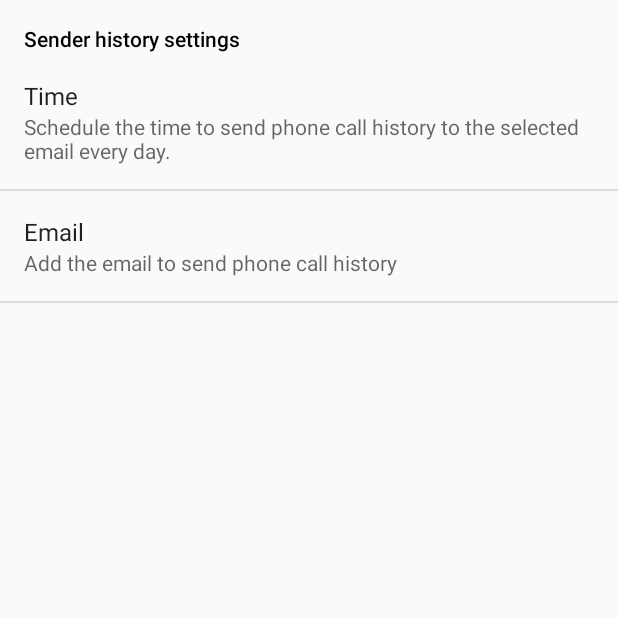
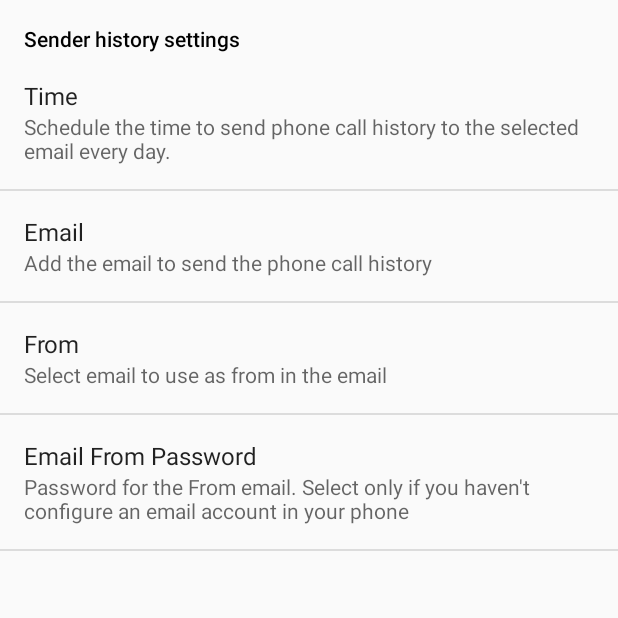
Before and after one commit to clemente-morales/call-log, an Android app: the PhoneCallSettingsActivity screen opened directly, with no data from a screen before it, on a phone screen of 412 x 824 dp, the top half of it. Run offline under Robolectric (Android 15) with nearby library versions, the phone set to English and light mode, and no system bars.

Commit message:
CallLog feature Add preference to configure From Email to send email message.

```diff
--- a/app/src/main/java/lania/com/mx/calllog/fragments/MainActivityFragment.java
+++ b/app/src/main/java/lania/com/mx/calllog/fragments/MainActivityFragment.java
@@ -141,6 +141,7 @@ public class MainActivityFragment extends Fragment {
         int duration = managedCursor.getColumnIndex(CallLog.Calls.DURATION);
         int nameIndex = managedCursor.getColumnIndex(CallLog.Calls.CACHED_NAME);
 
+
         sb.append("Call Details :");
         StringBuffer result = new StringBuffer();
 
--- a/app/src/main/res/values/strings.xml
+++ b/app/src/main/res/values/strings.xml
@@ -12,5 +12,11 @@
     <string name="phoneCallsHistorySettings_timeToSendPhoneCallHistorySummary">Schedule the time to send phone call history to the selected email every day.</string>
     <string name="phoneCallsHistorySettings_emailToSendPhoneCallHistoryKey">emailToSendPhoneCallHistory</string>
     <string name="phoneCallsHistorySettings_emailToSendPhoneCallHistory">Email</string>
-    <string name="phoneCallsHistorySettings_emailToSendPhoneCallHistorySummary">Add the email to send phone call history</string>
+    <string name="phoneCallsHistorySettings_emailToSendPhoneCallHistorySummary">Add the email to send the phone call history</string>
+    <string name="phoneCallsHistorySettings_emailFromKey">emailFromToSendPhoneCallHistory</string>
+    <string name="phoneCallsHistorySettings_emailFromPasswordKey">passwordFromEmailToSendPhoneCallHistory</string>
+    <string name="phoneCallsHistorySettings_emailFromSummary">Select email to use as from in the email</string>
+    <string name="phoneCallsHistorySettings_emailFromTitle">From </string>
+    <string name="phoneCallsHistorySettings_emailFromPasswordTitle">Email From Password</string>
+    <string name="phoneCallsHistorySettings_emailFromPasswordSummary">Password for the From email. Select only if you haven\'t configure an email account in your phone</string>
 </resources>
--- a/app/src/main/res/xml/preferences.xml
+++ b/app/src/main/res/xml/preferences.xml
@@ -12,5 +12,15 @@
             android:summary="@string/phoneCallsHistorySettings_emailToSendPhoneCallHistorySummary"
             android:title="@string/phoneCallsHistorySettings_emailToSendPhoneCallHistory"
             android:inputType="textEmailAddress"></EditTextPreference>
+        <EditTextPreference
+            android:key="@string/phoneCallsHistorySettings_emailFromKey"
+            android:summary="@string/phoneCallsHistorySettings_emailFromSummary"
+            android:title="@string/phoneCallsHistorySettings_emailFromTitle"
+            android:inputType="textEmailAddress"></EditTextPreference>
+        <EditTextPreference
+            android:key="@string/phoneCallsHistorySettings_emailFromPasswordKey"
+            android:summary="@string/phoneCallsHistorySettings_emailFromPasswordSummary"
+            android:title="@string/phoneCallsHistorySettings_emailFromPasswordTitle"
+            android:inputType="textPassword"></EditTextPreference>
     </PreferenceCategory>
 </PreferenceScreen>
```
Also changed, not shown: app/src/main/java/lania/com/mx/calllog/services/PhoneCallsSenderService.java (+12 -3 lines).
